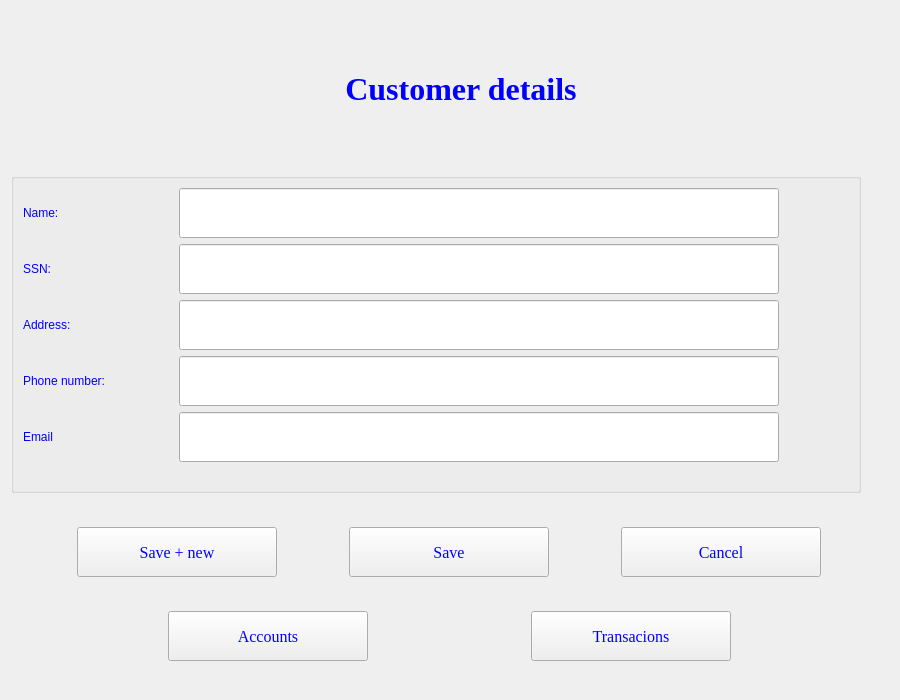
The window that customerdetails.ui (jonathansaetre/BankSystem) describes before a commit, drawn with Qt 5.
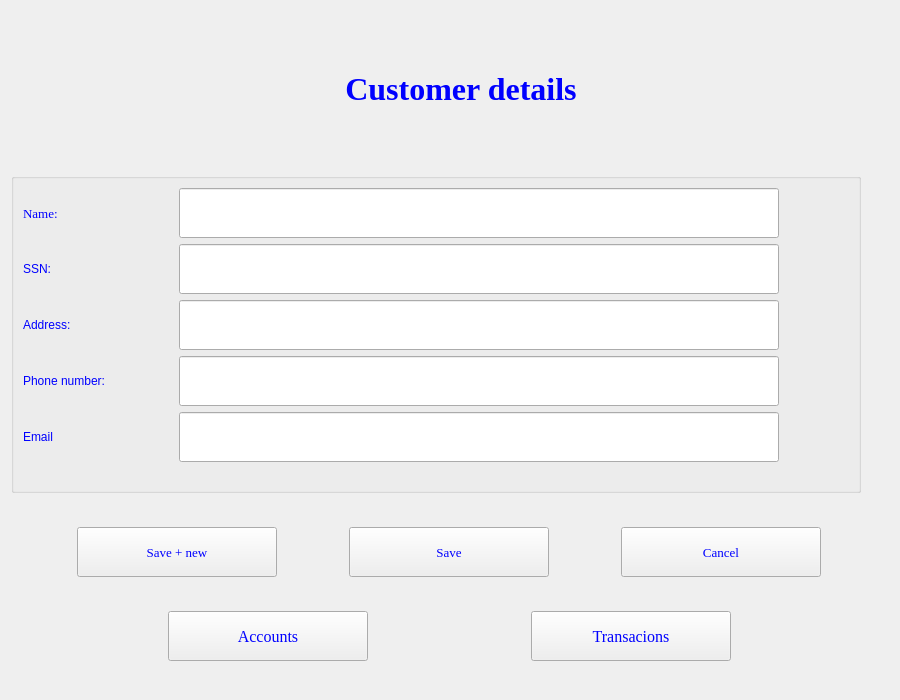
The same window after the commit.

Diff of the .ui file:
```diff
--- a/customerdetails.ui
+++ b/customerdetails.ui
@@ -111,6 +111,12 @@
             <height>50</height>
            </size>
           </property>
+          <property name="font">
+           <font>
+            <family>Times New Roman</family>
+            <pointsize>10</pointsize>
+           </font>
+          </property>
           <property name="whatsThis">
            <string>&lt;html&gt;&lt;head/&gt;&lt;body&gt;&lt;p&gt;ssdfsdf&lt;/p&gt;&lt;/body&gt;&lt;/html&gt;</string>
           </property>
@@ -323,6 +329,12 @@
          <height>50</height>
         </size>
        </property>
+       <property name="font">
+        <font>
+         <family>Times New Roman</family>
+         <pointsize>10</pointsize>
+        </font>
+       </property>
        <property name="text">
         <string>Save + new</string>
        </property>
@@ -342,6 +354,12 @@
          <height>50</height>
         </size>
        </property>
+       <property name="font">
+        <font>
+         <family>Times New Roman</family>
+         <pointsize>10</pointsize>
+        </font>
+       </property>
        <property name="text">
         <string>Save</string>
        </property>
@@ -361,6 +379,12 @@
          <height>50</height>
         </size>
        </property>
+       <property name="font">
+        <font>
+         <family>Times New Roman</family>
+         <pointsize>10</pointsize>
+        </font>
+       </property>
        <property name="text">
         <string>Cancel</string>
        </property>
```
